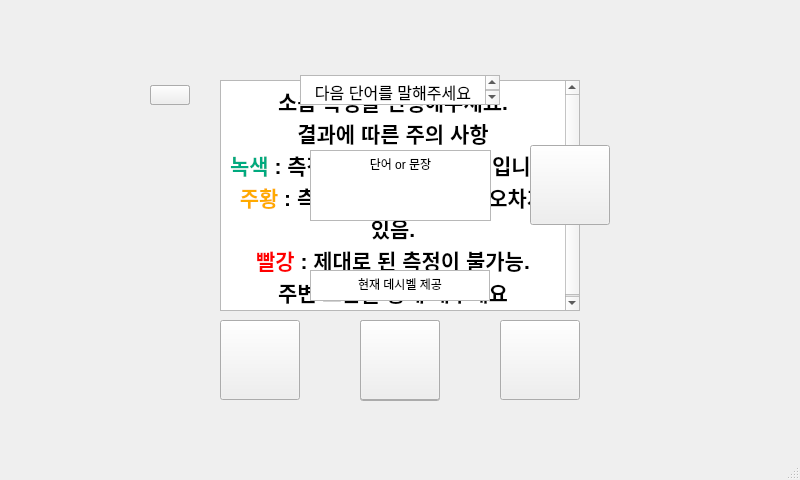
This is sub.ui in mINUs-capstone-design/Source_Code as Qt 5 draws it before an edit. The edited form follows.
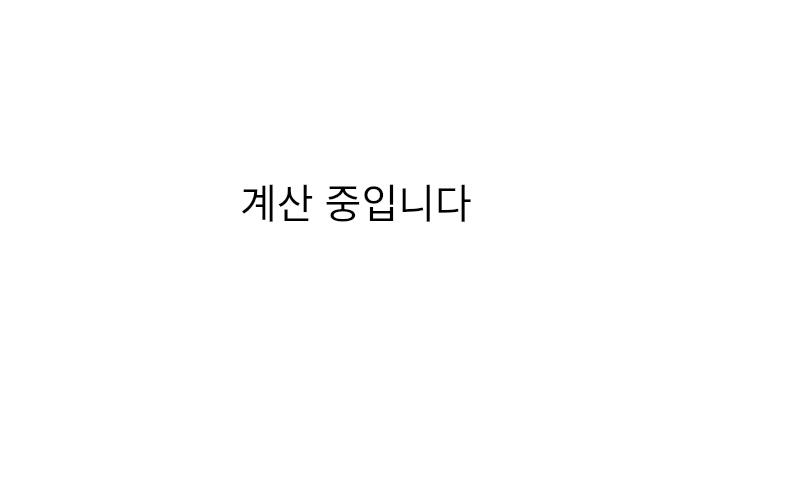
This is the edited form. Icons and pictures are not drawn.

The edit to the form file:
```diff
--- a/sub.ui
+++ b/sub.ui
@@ -19,6 +19,9 @@
   <property name="windowTitle">
    <string>MainWindow</string>
   </property>
+  <property name="styleSheet">
+   <string notr="true">background-color:rgb(255, 255, 255)</string>
+  </property>
   <widget class="QWidget" name="backgroundui">
    <property name="maximumSize">
     <size>
@@ -211,8 +214,8 @@
     <widget class="QTextBrowser" name="present_db">
      <property name="geometry">
       <rect>
-       <x>310</x>
-       <y>270</y>
+       <x>600</x>
+       <y>30</y>
        <width>180</width>
        <height>31</height>
       </rect>
@@ -266,6 +269,16 @@
       <string/>
      </property>
     </widget>
+    <widget class="QWidget" name="now_noise_image" native="true">
+     <property name="geometry">
+      <rect>
+       <x>40</x>
+       <y>150</y>
+       <width>171</width>
+       <height>221</height>
+      </rect>
+     </property>
+    </widget>
    </widget>
    <widget class="QWidget" name="checknoise" native="true">
     <property name="geometry">
@@ -408,14 +421,18 @@
     <widget class="QLabel" name="loading_label">
      <property name="geometry">
       <rect>
-       <x>309</x>
-       <y>109</y>
-       <width>182</width>
-       <height>182</height>
+       <x>240</x>
+       <y>100</y>
+       <width>320</width>
+       <height>200</height>
       </rect>
      </property>
+     <property name="styleSheet">
+      <string notr="true">font :30pt
+</string>
+     </property>
      <property name="text">
-      <string/>
+      <string>계산 중입니다</string>
      </property>
     </widget>
    </widget>
@@ -463,22 +480,6 @@
       <string/>
      </property>
     </widget>
-    <widget class="QPushButton" name="button_startchecknoise">
-     <property name="geometry">
-      <rect>
-       <x>360</x>
-       <y>360</y>
-       <width>80</width>
-       <height>23</height>
-      </rect>
-     </property>
-     <property name="autoFillBackground">
-      <bool>true</bool>
-     </property>
-     <property name="text">
-      <string>학습시작</string>
-     </property>
-    </widget>
     <widget class="QPushButton" name="check_woman">
      <property name="geometry">
       <rect>
@@ -544,12 +545,12 @@
      </property>
     </widget>
    </widget>
-   <zorder>loading</zorder>
    <zorder>mainwindow</zorder>
    <zorder>result</zorder>
-   <zorder>selectsexual</zorder>
    <zorder>checknoise</zorder>
+   <zorder>selectsexual</zorder>
    <zorder>resultnoise</zorder>
+   <zorder>loading</zorder>
   </widget>
   <widget class="QMenuBar" name="menubar">
    <property name="geometry">
```
